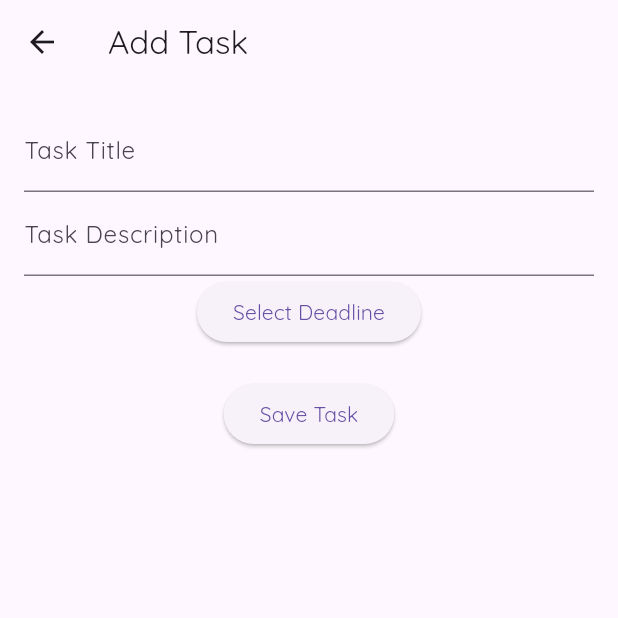
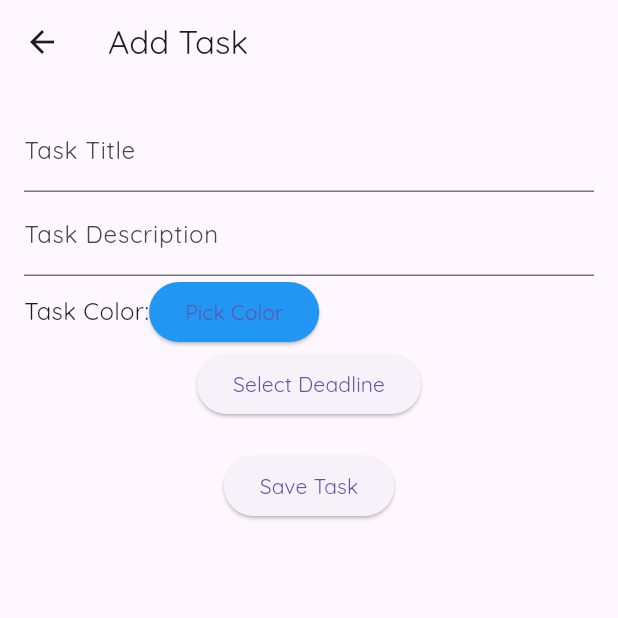
Before and after one commit to IMGIITRoorkee/Taskly, a Flutter app: the TaskFormScreen screen opened directly, on a phone screen of 412 x 824 dp, the top half of it. Run offline on Flutter 3.47's test engine with Material 3 defaults, Android fonts, the phone set to English and light mode, and no system bars; our stand-ins replace flutter_colorpicker, flutter_slidable, flutter_svg, fluttertoast, introduction_screen, multiple_result and 1 more; accounts and stored records are empty.

Commit message:
Added Colour option to task #26

```diff
--- a/lib/models/task.dart
+++ b/lib/models/task.dart
@@ -1,11 +1,14 @@
+import 'package:flutter/material.dart';
+
 class Task {
   String title;
   String description;
   bool isCompleted;
   DateTime deadline;
   bool hasDeadline;
+  Color color;
 
-  Task({required this.title, this.description = '', this.isCompleted = false, DateTime? deadline, this.hasDeadline = false})
+  Task({required this.title, this.description = '', this.isCompleted = false, DateTime? deadline, this.hasDeadline = false,this.color = Colors.blue })
       : deadline = deadline ?? DateTime.now();
 
   // Convert a Task object to JSON
@@ -16,6 +19,7 @@ class Task {
       'isCompleted': isCompleted,
       'deadline': deadline.toIso8601String(),
       'hasDeadline': hasDeadline,
+      'color': color.value,
     };
   }
 
@@ -27,6 +31,7 @@ class Task {
       isCompleted: json['isCompleted'],
       deadline: DateTime.parse(json['deadline']),
       hasDeadline: json['hasDeadline'],
+      color: Color(json['color']),
     );
   }
 }
--- a/lib/screens/taskform_screen.dart
+++ b/lib/screens/taskform_screen.dart
@@ -1,5 +1,6 @@
 import 'package:flutter/material.dart';
 import 'package:fluttertoast/fluttertoast.dart';
+import 'package:flutter_colorpicker/flutter_colorpicker.dart';
 import 'package:taskly/models/task.dart';
 
 class TaskFormScreen extends StatefulWidget {
@@ -17,6 +18,7 @@ class _TaskFormScreenState extends State<TaskFormScreen> {
   late bool editing;
   var hasDeadline = false;
   DateTime? deadline;
+    Color selectedColor = Colors.blue;
 
   @override
   void initState() {
@@ -24,7 +26,36 @@ class _TaskFormScreenState extends State<TaskFormScreen> {
     editing = widget.task != null;
     _titleController = TextEditingController(text: widget.task?.title);
     _descController = TextEditingController(text: widget.task?.description);
+    selectedColor = widget.task?.color ?? Colors.blue;
   }
+
+  void _showColorPicker() {
+    showDialog(
+      context: context,
+      builder: (context) => AlertDialog(
+        title: const Text('Pick Task Color'),
+        content: SingleChildScrollView(
+          child: ColorPicker(
+            pickerColor: selectedColor,
+            onColorChanged: (color) {
+              setState(() {
+                selectedColor = color;
+              });
+            },
+          ),
+        ),
+        actions: [
+          ElevatedButton(
+            onPressed: () {
+              Navigator.of(context).pop();
+            },
+            child: const Text('Select'),
+          ),
+        ],
+      ),
+    );
+  }
+
 
   @override
   Widget build(BuildContext context) {
@@ -59,6 +90,19 @@ class _TaskFormScreenState extends State<TaskFormScreen> {
                   }
                   return null;
                 },
+              ),
+               Row(
+                mainAxisAlignment: MainAxisAlignment.start,
+                children: [
+                  const Text('Task Color:', style: TextStyle(fontSize: 16)),
+                  ElevatedButton(
+                    onPressed: _showColorPicker,
+                    style: ElevatedButton.styleFrom(
+                      backgroundColor: selectedColor,
+                    ),
+                    child: const Text('Pick Color'),
+                  ),
+                ],
               ),
               // boolformfield for a bool value (hasDeadline)
               // CheckboxListTile(value: hasDeadline, onChanged: (value)=>{
@@ -95,6 +139,7 @@ class _TaskFormScreenState extends State<TaskFormScreen> {
                       description: _descController.text,
                       hasDeadline: hasDeadline,
                       deadline: hasDeadline ? deadline : null,
+                      color: selectedColor,
                     );
                     Fluttertoast.showToast(
                         msg: editing
--- a/pubspec.yaml
+++ b/pubspec.yaml
@@ -43,6 +43,7 @@ dependencies:
   multiple_result: ^5.1.0
   introduction_screen: ^3.1.14
   flutter_svg: ^2.0.16
+  flutter_colorpicker: ^1.1.0
 
 dev_dependencies:
   flutter_test:
```
Also changed, not shown: lib/screens/tasklist_screen.dart (+7 -0 lines), pubspec.lock.
